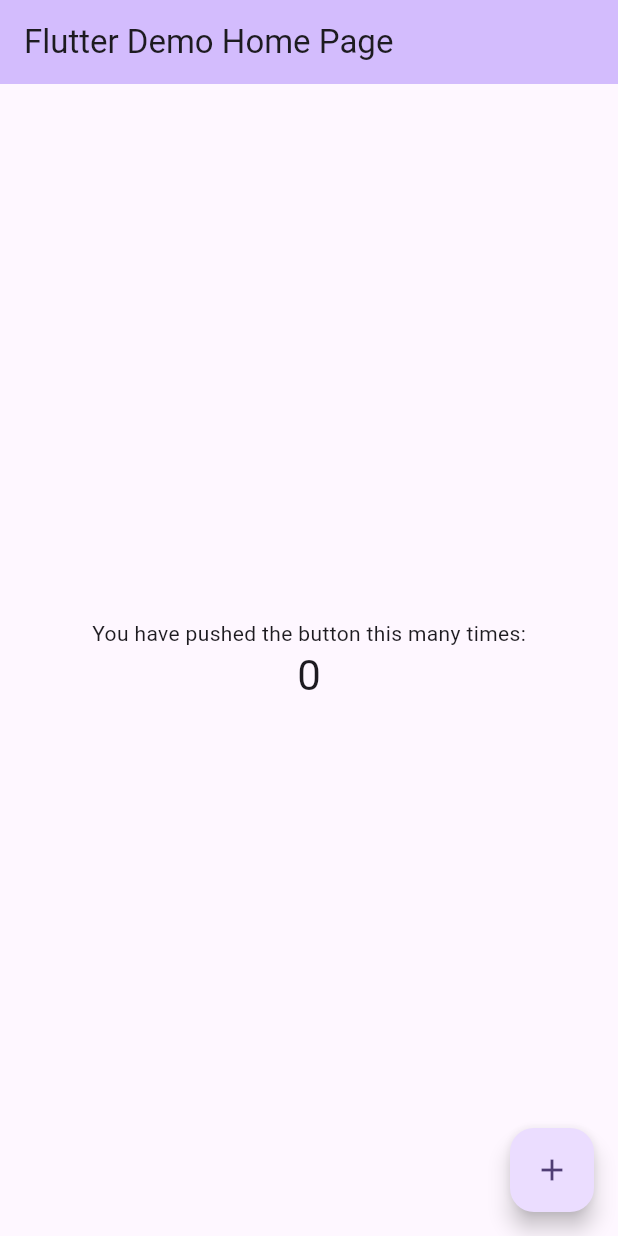
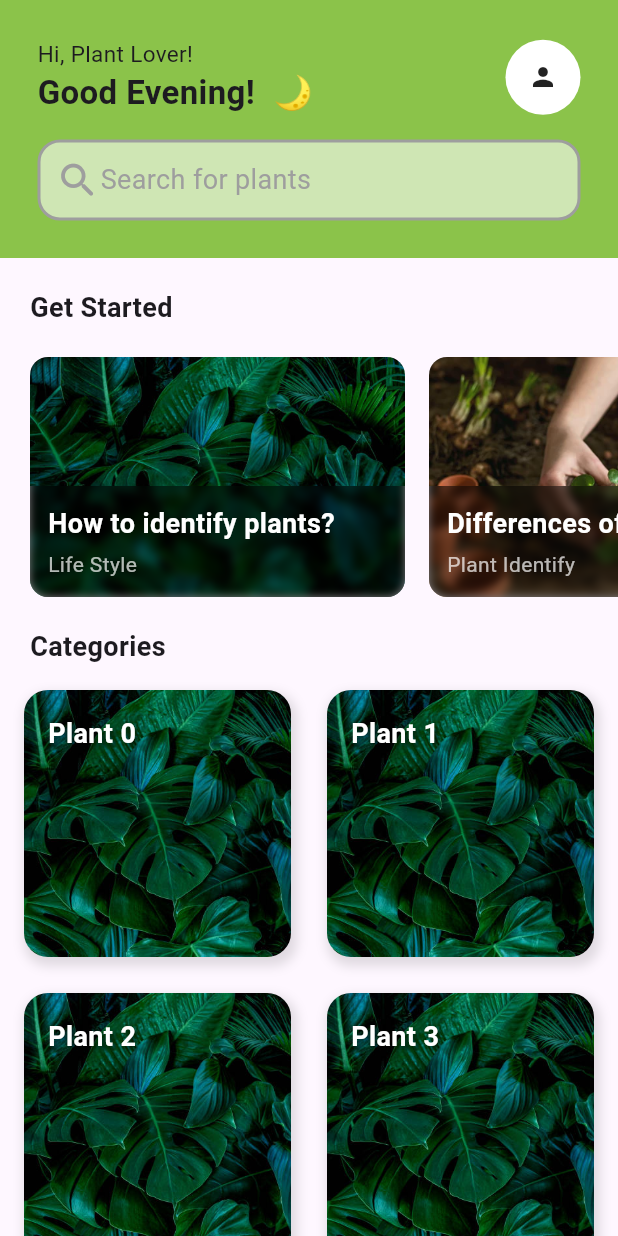
Before and after one commit to fadikhan51/Instagram-Insights, a Flutter app: the screen it shows after launch, on a phone screen of 412 x 824 dp. Run offline on Flutter 3.47's test engine with Material 3 defaults, Android fonts, the phone set to English and light mode, and no system bars.

Commit message:
Basic Structure of Home Screen

```diff
--- /dev/null
+++ b/plants_classification/lib/Screens/HomeScreen.dart
@@ -0,0 +1,21 @@
+import 'package:flutter/material.dart';
+import 'package:plants_classification/Widgets/HomeScreenDetaiilsSection.dart';
+import 'package:plants_classification/Widgets/HomeScreenSearchSection.dart';
+
+class HomeScreen extends StatelessWidget {
+  const HomeScreen({super.key});
+
+  @override
+  Widget build(BuildContext context) {
+    return SafeArea(
+        child: Scaffold(
+        body: Column(
+          children: [
+            HomeScreenSearchSection(),
+            Expanded(child: HomeScreenDetailsSection())
+          ],
+        )
+    ),
+    );
+  }
+}
--- /dev/null
+++ b/plants_classification/lib/Widgets/HomeScreenDetaiilsSection.dart
@@ -0,0 +1,57 @@
+import 'package:flutter/material.dart';
+import 'package:plants_classification/Widgets/HorizontalCardList.dart';
+import 'package:plants_classification/Widgets/VerticalCustomGrid.dart';
+
+class HomeScreenDetailsSection extends StatelessWidget {
+  const HomeScreenDetailsSection({super.key});
+
+  @override
+  Widget build(BuildContext context) {
+    return CustomScrollView(
+      slivers: [
+        SliverToBoxAdapter(
+          child: Padding(
+            padding: const EdgeInsets.only(left: 20.0, top: 20),
+            child: Text(
+              "Get Started",
+              style: TextStyle(
+                  fontSize: 18, fontWeight: FontWeight.bold),
+            ),
+          ),
+        ),
+        SliverToBoxAdapter(
+          child: HorizontalCardList(), // Horizontal list of cards
+        ),
+        SliverToBoxAdapter(
+          child: Padding(
+            padding: const EdgeInsets.only(left: 20.0,),            child: Text(
+              "Categories",
+              style: TextStyle(fontSize: 18, fontWeight: FontWeight.bold),
+            ),
+          ),
+        ),
+        SliverPadding(
+          padding: const EdgeInsets.all(8.0),
+          sliver: SliverGrid(
+            gridDelegate: SliverGridDelegateWithFixedCrossAxisCount(
+              crossAxisCount: 2, // Two items per row
+              mainAxisSpacing: 8,
+              crossAxisSpacing: 8,
+              childAspectRatio: 2 / 2, // Adjust as necessary
+            ),
+            delegate: SliverChildBuilderDelegate(
+              (context, index) {
+                return PlantCard(
+                  title: 'Plant $index',
+                  imageUrl:
+                      'assets/plant_image.jpg', // Replace with your image asset
+                );
+              },
+              childCount: 6, // Number of cards
+            ),
+          ),
+        ),
+      ],
+    );
+  }
+}
--- /dev/null
+++ b/plants_classification/lib/Widgets/HomeScreenSearchSection.dart
@@ -0,0 +1,69 @@
+import 'package:flutter/material.dart';
+
+class HomeScreenSearchSection extends StatelessWidget{
+  const HomeScreenSearchSection({super.key});
+
+  @override
+  Widget build(BuildContext context) {
+    return  Container(
+            padding: EdgeInsets.all(25),
+            decoration: const BoxDecoration(color: Colors.lightGreen),
+            child: Column(
+              mainAxisSize: MainAxisSize.min,
+              children: [
+                Row(
+                  mainAxisAlignment: MainAxisAlignment.spaceBetween,
+                  children: [
+                    const Column(
+                      crossAxisAlignment: CrossAxisAlignment.start,
+                      children: [
+                        Text(
+                          "Hi, Plant Lover!",
+                          style: TextStyle(fontSize: 15),
+                        ),
+                        Text("Good Evening!  🌙",
+                            style: TextStyle(
+                                fontSize: 22, fontWeight: FontWeight.bold))
+                      ],
+                    ),
+                    Container(
+                      padding: EdgeInsets.all(15),
+                      decoration: BoxDecoration(
+                        color: Colors.white,
+                        borderRadius: BorderRadius.all(Radius.circular(25)),
+                      ),
+                      child: Icon(
+                        Icons.person,
+                        size: 20,
+                      ),
+                    )
+                  ],
+                ),
+                Container(
+                  padding: EdgeInsets.all(10),
+                  margin: EdgeInsets.only(top: 15),
+                  decoration: BoxDecoration(
+                    color: Color.fromARGB(150, 255, 255, 255),
+                    borderRadius: BorderRadius.circular(15),
+                    border: Border.all(color: Colors.grey, width: 2),
+                  ),
+                  child: Row(
+                    children: [
+                      Icon(
+                        Icons.search_rounded,
+                        color: Colors.grey,
+                        size: 30,
+                      ),
+                      Text(
+                        "Search for plants",
+                        style: TextStyle(fontSize: 18, color: Colors.grey),
+                      )
+                    ],
+                  ),
+                )
+              ],
+            ),
+          );
+  }
+
+}
--- /dev/null
+++ b/plants_classification/lib/Widgets/HorizontalCardList.dart
@@ -0,0 +1,173 @@
+import 'dart:ui';
+
+import 'package:flutter/material.dart';
+class HorizontalCardList extends StatelessWidget {
+  @override
+  Widget build(BuildContext context) {
+    return Container(
+      height: 200, // Height of the cards
+      child: ListView(
+        padding: EdgeInsets.all(20),
+        scrollDirection: Axis.horizontal,
+        children: [
+          CustomCard(
+            imageUrl: 'assets/plant_image.jpg', // Replace with your image asset
+            title: 'How to identify plants?',
+            subtitle: 'Life Style',
+          ),
+          const SizedBox(width: 16), // Spacing between cards
+          CustomCard(
+            imageUrl: 'assets/plant_care.jpg', // Replace with your image asset
+            title: 'Differences of plants',
+            subtitle: 'Plant Identify',
+          ),
+          const SizedBox(width: 16,),
+          CustomCard(
+            imageUrl: 'assets/plant_image.jpg', // Replace with your image asset
+            title: 'How to identify plants?',
+            subtitle: 'Life Style',
+          ),
+        ],
+      ),
+    );
+  }
+}
+
+// class CustomCard extends StatelessWidget {
+//   final String imageUrl;
+//   final String title;
+//   final String subtitle;
+//
+//   CustomCard({required this.imageUrl, required this.title, required this.subtitle});
+//
+//   @override
+//   Widget build(BuildContext context) {
+//     return Stack(
+//       children: [
+//         // Background Image
+//         Container(
+//           width: 250, // Width of the card
+//           decoration: BoxDecoration(
+//             borderRadius: BorderRadius.circular(12),
+//             image: DecorationImage(
+//               image: AssetImage(imageUrl),
+//               fit: BoxFit.cover,
+//             ),
+//           ),
+//         ),
+//
+//         // Foreground Box with Text
+//         Positioned(
+//           bottom: 0,
+//           left: 0,
+//           right: 0,
+//           child: Container(
+//             padding: EdgeInsets.all(12),
+//             decoration: BoxDecoration(
+//               color: Colors.black.withOpacity(0.5),
+//               borderRadius: BorderRadius.only(
+//                 bottomLeft: Radius.circular(12),
+//                 bottomRight: Radius.circular(12),
+//               ),
+//             ),
+//             child: Column(
+//               crossAxisAlignment: CrossAxisAlignment.start,
+//               children: [
+//                 Text(
+//                   title,
+//                   style: TextStyle(
+//                     color: Colors.white,
+//                     fontSize: 18,
+//                     fontWeight: FontWeight.bold,
+//                   ),
+//                 ),
+//                 SizedBox(height: 4),
+//                 Text(
+//                   subtitle,
+//                   style: TextStyle(
+//                     color: Colors.white70,
+//                     fontSize: 14,
+//                   ),
+//                 ),
+//               ],
+//             ),
+//           ),
+//         ),
+//       ],
+//     );
+//   }
+// }
+
+class CustomCard extends StatelessWidget {
+  final String imageUrl;
+  final String title;
+  final String subtitle;
+
+  CustomCard({required this.imageUrl, required this.title, required this.subtitle});
+
+  @override
+  Widget build(BuildContext context) {
+    return Stack(
+      children: [
+        // Background Image
+        Container(
+          width: 250, // Width of the card
+          decoration: BoxDecoration(
+            borderRadius: BorderRadius.circular(12),
+            image: DecorationImage(
+              image: AssetImage(imageUrl),
+              fit: BoxFit.cover,
+            ),
+          ),
+        ),
+
+        // Foreground Box with Blurred Background
+        Positioned(
+          bottom: 0,
+          left: 0,
+          right: 0,
+          child: ClipRRect(
+            borderRadius: BorderRadius.only(
+              bottomLeft: Radius.circular(12),
+              bottomRight: Radius.circular(12),
+            ),
+            child: BackdropFilter(
+              filter: ImageFilter.blur(sigmaX: 3.0, sigmaY: 3.0),
+              child: Container(
+                padding: EdgeInsets.all(12),
+                decoration: BoxDecoration(
+                  color: Colors.black.withOpacity(0.5), // Slight black tint
+                  borderRadius: BorderRadius.only(
+                    bottomLeft: Radius.circular(12),
+                    bottomRight: Radius.circular(12),
+                  ),
+                ),
+                child: Column(
+                  crossAxisAlignment: CrossAxisAlignment.start,
+                  children: [
+                    Text(
+                      title,
+                      style: TextStyle(
+                        color: Colors.white,
+                        fontSize: 18,
+                        fontWeight: FontWeight.bold,
+                      ),
+                    ),
+                    SizedBox(height: 4),
+                    Text(
+                      subtitle,
+                      style: TextStyle(
+                        color: Colors.white70,
+                        fontSize: 14,
+                      ),
+                    ),
+                  ],
+                ),
+              ),
+            ),
+          ),
+        ),
+      ],
+    );
+  }
+}
--- /dev/null
+++ b/plants_classification/lib/Widgets/VerticalCustomGrid.dart
@@ -0,0 +1,87 @@
+import 'package:flutter/material.dart';
+
+class PlantCardGrid extends StatelessWidget {
+  @override
+  Widget build(BuildContext context) {
+    return GridView.builder(
+      gridDelegate: SliverGridDelegateWithFixedCrossAxisCount(
+        crossAxisCount: 2, // Max 2 items per row
+        crossAxisSpacing: 8,
+        mainAxisSpacing: 8,
+        childAspectRatio: 2 / 2, // Adjust for card proportions
+      ),
+      itemCount: 6, // Number of cards
+      itemBuilder: (context, index) {
+        return PlantCard(
+          title: 'Plant $index',
+          imageUrl: 'assets/plant_image.jpg', // Replace with your image asset
+        );
+      },
+    );
+  }
+}
+
+
+
+
+
+class PlantCard extends StatelessWidget {
+  final String title;
+  final String imageUrl;
+
+  PlantCard({required this.title, required this.imageUrl});
+
+  @override
+  Widget build(BuildContext context) {
+    return Container(
+      margin: const EdgeInsets.all(8.0),  // Margin for spacing around the card
+      // width: double.infinity,  // Ensure the card takes up available width in the grid
+      // height: 150,  // Fixed height to maintain the square shape
+      decoration: BoxDecoration(
+        borderRadius: BorderRadius.circular(16),  // Rounded borders
+        boxShadow: const [
+          BoxShadow(
+            color: Colors.black12,
+            blurRadius: 6,
+            spreadRadius: 2,
+            offset: Offset(2, 4),
+          ),
+        ],
+      ),
+      child: ClipRRect(
+        borderRadius: BorderRadius.circular(16),  // Ensure the image is clipped within rounded borders
+        child: Stack(
+          children: [
+            // Background image filling the entire container
+            Positioned.fill(
+              child: Image.asset(
+                imageUrl,
+                fit: BoxFit.cover,  // Make sure the image covers the entire container
+              ),
+            ),
+            // Title at the top left corner
+            Positioned(
+              top: 16,
+              left: 16,
+              child: Text(
+                title,
+                style: const TextStyle(
+                  color: Colors.white,  // Text color contrasting with the background
+                  fontSize: 18,
+                  fontWeight: FontWeight.bold,
+                  shadows: [
+                    Shadow(
+                      blurRadius: 4,
+                      color: Colors.black54,
+                      offset: Offset(2, 2),
+                    ),
+                  ],
+                ),
+              ),
+            ),
+          ],
+        ),
+      ),
+    );
+  }
+}
--- a/plants_classification/lib/main.dart
+++ b/plants_classification/lib/main.dart
@@ -1,4 +1,5 @@
 import 'package:flutter/material.dart';
+import 'package:plants_classification/Screens/HomeScreen.dart';
 
 void main() {
   runApp(const MyApp());
@@ -11,115 +12,7 @@
   @override
   Widget build(BuildContext context) {
     return MaterialApp(
-      title: 'Flutter Demo',
-      theme: ThemeData(
-        // This is the theme of your application.
-        //
-        // TRY THIS: Try running your application with "flutter run". You'll see
-        // the application has a purple toolbar. Then, without quitting the app,
-        // try changing the seedColor in the colorScheme below to Colors.green
-        // and then invoke "hot reload" (save your changes or press the "hot
-        // reload" button in a Flutter-supported IDE, or press "r" if you used
-        // the command line to start the app).
-        //
-        // Notice that the counter didn't reset back to zero; the application
-        // state is not lost during the reload. To reset the state, use hot
-        // restart instead.
-        //
-        // This works for code too, not just values: Most code changes can be
-        // tested with just a hot reload.
-        colorScheme: ColorScheme.fromSeed(seedColor: Colors.deepPurple),
-        useMaterial3: true,
-      ),
-      home: const MyHomePage(title: 'Flutter Demo Home Page'),
+      home: HomeScreen(),
     );
   }
 }
-
-class MyHomePage extends StatefulWidget {
-  const MyHomePage({super.key, required this.title});
-
-  // This widget is the home page of your application. It is stateful, meaning
-  // that it has a State object (defined below) that contains fields that affect
-  // how it looks.
-
-  // This class is the configuration for the state. It holds the values (in this
-  // case the title) provided by the parent (in this case the App widget) and
-  // used by the build method of the State. Fields in a Widget subclass are
-  // always marked "final".
-
-  final String title;
-
-  @override
-  State<MyHomePage> createState() => _MyHomePageState();
-}
-
-class _MyHomePageState extends State<MyHomePage> {
-  int _counter = 0;
-
-  void _incrementCounter() {
-    setState(() {
-      // This call to setState tells the Flutter framework that something has
-      // changed in this State, which causes it to rerun the build method below
-      // so that the display can reflect the updated values. If we changed
-      // _counter without calling setState(), then the build method would not be
-      // called again, and so nothing would appear to happen.
-      _counter++;
-    });
-  }
-
-  @override
-  Widget build(BuildContext context) {
-    // This method is rerun every time setState is called, for instance as done
-    // by the _incrementCounter method above.
-    //
-    // The Flutter framework has been optimized to make rerunning build methods
-    // fast, so that you can just rebuild anything that needs updating rather
-    // than having to individually change instances of widgets.
-    return Scaffold(
-      appBar: AppBar(
-        // TRY THIS: Try changing the color here to a specific color (to
-        // Colors.amber, perhaps?) and trigger a hot reload to see the AppBar
-        // change color while the other colors stay the same.
-        backgroundColor: Theme.of(context).colorScheme.inversePrimary,
-        // Here we take the value from the MyHomePage object that was created by
-        // the App.build method, and use it to set our appbar title.
-        title: Text(widget.title),
-      ),
-      body: Center(
-        // Center is a layout widget. It takes a single child and positions it
-        // in the middle of the parent.
-        child: Column(
-          // Column is also a layout widget. It takes a list of children and
-          // arranges them vertically. By default, it sizes itself to fit its
-          // children horizontally, and tries to be as tall as its parent.
-          //
-          // Column has various properties to control how it sizes itself and
-          // how it positions its children. Here we use mainAxisAlignment to
-          // center the children vertically; the main axis here is the vertical
-          // axis because Columns are vertical (the cross axis would be
-          // horizontal).
-          //
-          // TRY THIS: Invoke "debug painting" (choose the "Toggle Debug Paint"
-          // action in the IDE, or press "p" in the console), to see the
-          // wireframe for each widget.
-          mainAxisAlignment: MainAxisAlignment.center,
-          children: <Widget>[
-            const Text(
-              'You have pushed the button this many times:',
-            ),
-            Text(
-              '$_counter',
-              style: Theme.of(context).textTheme.headlineMedium,
-            ),
-          ],
-        ),
-      ),
-      floatingActionButton: FloatingActionButton(
-        onPressed: _incrementCounter,
-        tooltip: 'Increment',
-        child: const Icon(Icons.add),
-      ), // This trailing comma makes auto-formatting nicer for build methods.
-    );
-  }
-}
```
Also changed, not shown: plants_classification/pubspec.yaml (+4 -3 lines), plants_classification/assets/plant_care.jpg (added), plants_classification/assets/plant_image.jpg (added), plants_classification/pubspec.lock.
